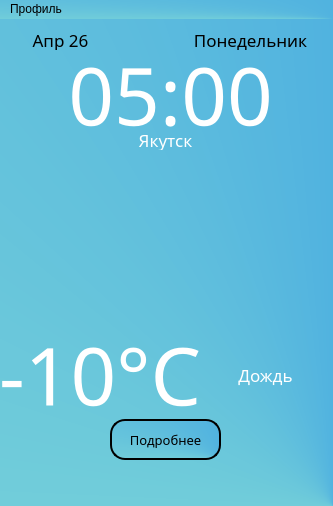
The window that 5.ui (Animila/PyWeather) describes before a commit, drawn with Qt 5.
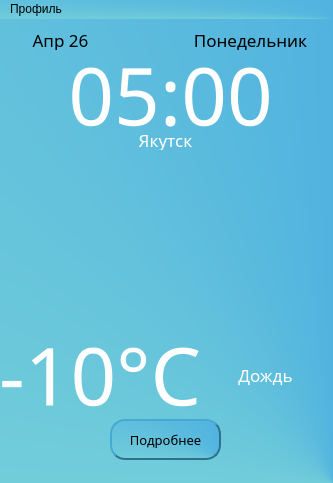
The same window after the commit. Icons and pictures are not drawn.

Patch:
```diff
--- a/5.ui
+++ b/5.ui
@@ -7,7 +7,7 @@
     <x>0</x>
     <y>0</y>
     <width>333</width>
-    <height>506</height>
+    <height>483</height>
    </rect>
   </property>
   <property name="windowTitle">
@@ -212,7 +212,7 @@
     </property>
     <property name="styleSheet">
      <string notr="true">QPushButton {
-color: rgb(0, 0, 0);
+border-color: rgb(46, 113, 141);
 border-radius: 15px;
 border-style: outset;
 border-width: 1.5px;
```
